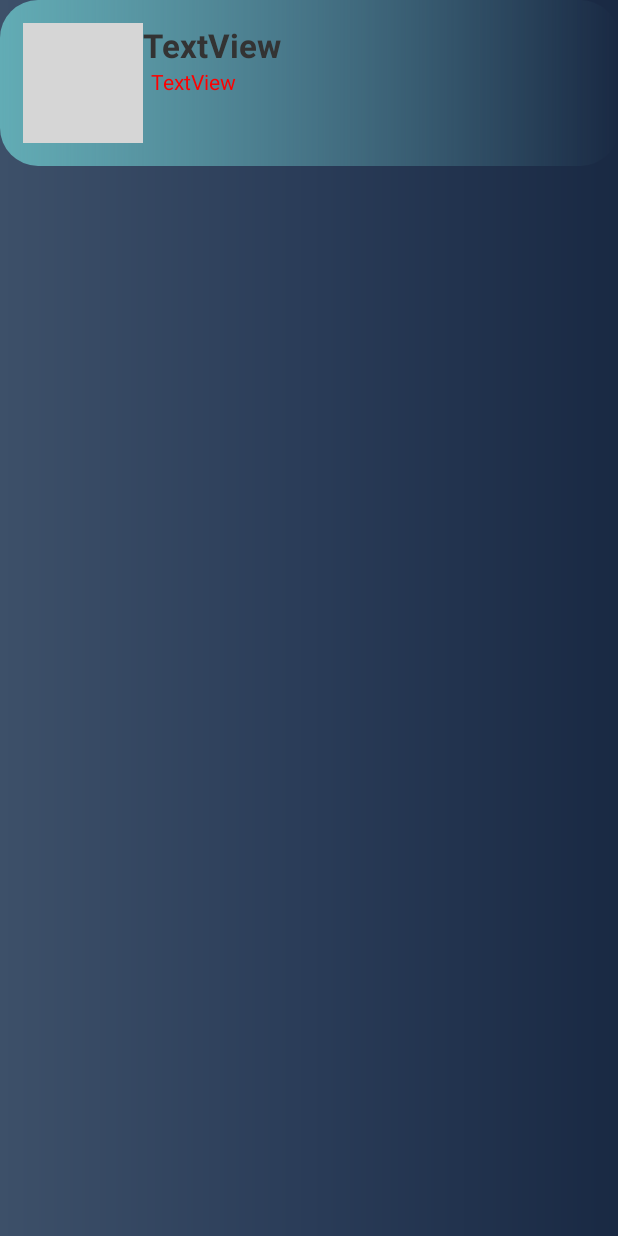
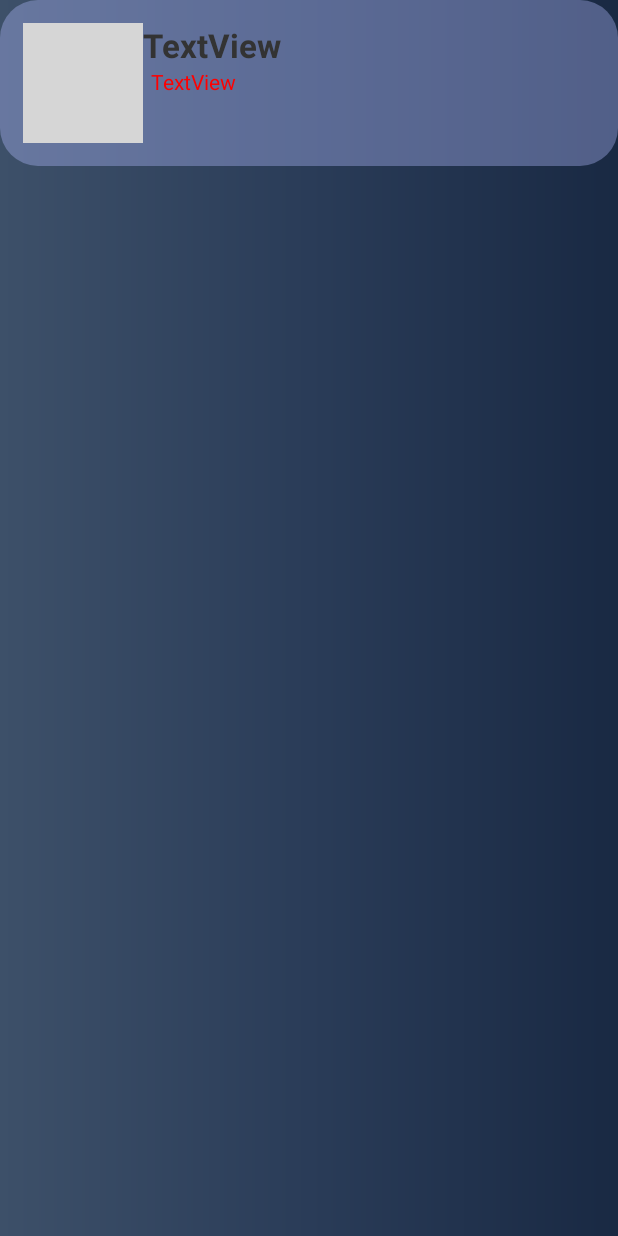
Before and after one commit to kenshin657/MOBAPDE-PIXQUEST, an Android app: the layout shoplistview.xml on its own in the app's theme, with its tools: preview values and no code run, on a phone screen of 412 x 824 dp. Run offline under Robolectric (Android 15) with nearby library versions, the phone set to English and light mode, and no system bars; grey boxes are pictures that could not be loaded.

Commit message:
Main PAGE crapp UI

```diff
--- /dev/null
+++ b/app/src/main/res/drawable/shop.xml
@@ -0,0 +1,9 @@
+<?xml version="1.0" encoding="utf-8"?>
+<shape xmlns:android="http://schemas.android.com/apk/res/android"
+    android:shape="rectangle">
+    <gradient
+        android:endColor="#62ACB5F6"
+        android:centerColor="#62ACB5F6"
+        android:startColor="#62ACB5F6" />
+    <corners android:radius="25dp" />
+</shape>
--- a/app/src/main/res/layout/activity_adventure_license.xml
+++ b/app/src/main/res/layout/activity_adventure_license.xml
@@ -12,7 +12,7 @@
     <RelativeLayout
         android:layout_width="wrap_content"
         android:layout_height="wrap_content"
-        android:background="@color/profile"
+        android:background="@drawable/shop"
         android:layout_marginTop="25dp"
         android:layout_centerHorizontal="true"
         android:id="@+id/frame"
--- a/app/src/main/res/layout/activity_pix_quest__main.xml
+++ b/app/src/main/res/layout/activity_pix_quest__main.xml
@@ -4,7 +4,8 @@
     xmlns:tools="http://schemas.android.com/tools"
     android:layout_width="match_parent"
     android:layout_height="match_parent"
-    tools:context=".PixQuest_Main">
+    tools:context=".PixQuest_Main"
+    android:background="@drawable/gradient">
 
         <RelativeLayout
             android:layout_width="match_parent"
--- a/app/src/main/res/layout/shoplistview.xml
+++ b/app/src/main/res/layout/shoplistview.xml
@@ -11,7 +11,7 @@
         android:layout_width="match_parent"
         android:layout_height="wrap_content"
         android:layout_marginBottom="5dp"
-        android:background="@drawable/grad"
+        android:background="@drawable/shop"
         android:padding="15dp">
 
         <RelativeLayout
```
